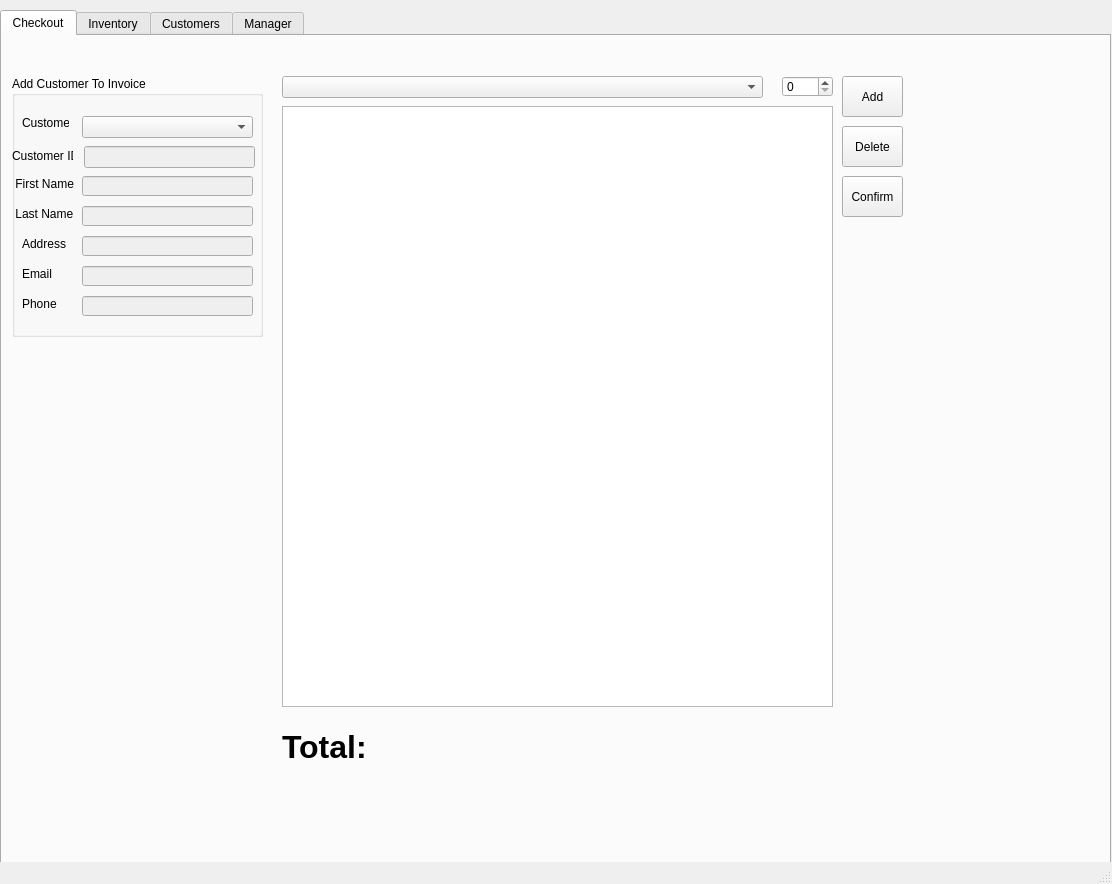
Above: easy-cheese.ui from Crunchymcbones/Demo-store before the change. Below: the same form after it.
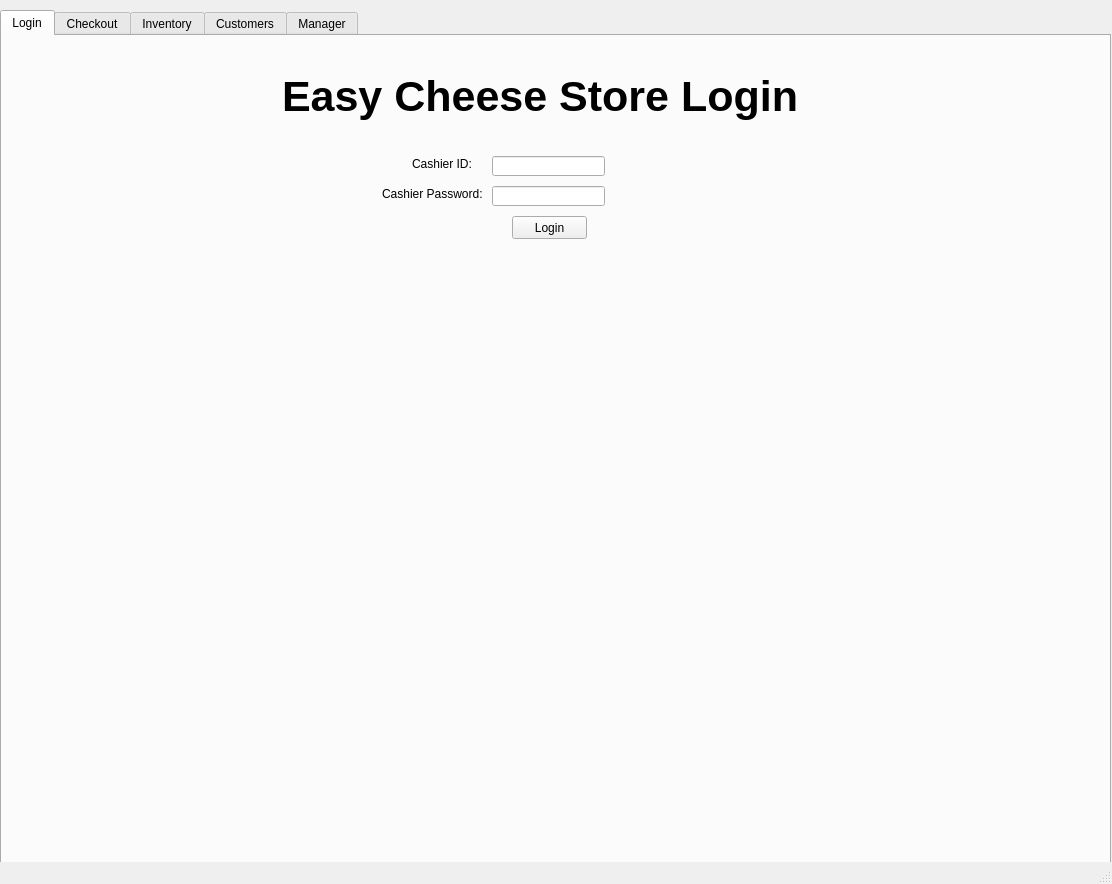
That is the form after the change.

Commit message: Added a login menu, added cashier numbers to the database, fixed views and procedures, added error handling and fixed some more minor bugs

The edit to the form file:
```diff
--- a/easy-cheese.ui
+++ b/easy-cheese.ui
@@ -15,6 +15,9 @@
   </property>
   <widget class="QWidget" name="centralwidget">
    <widget class="QTabWidget" name="tabWidget">
+    <property name="enabled">
+     <bool>true</bool>
+    </property>
     <property name="geometry">
      <rect>
       <x>0</x>
@@ -26,6 +29,103 @@
     <property name="currentIndex">
      <number>0</number>
     </property>
+    <widget class="QWidget" name="tab_6">
+     <attribute name="title">
+      <string>Login</string>
+     </attribute>
+     <widget class="QLabel" name="label_34">
+      <property name="geometry">
+       <rect>
+        <x>280</x>
+        <y>20</y>
+        <width>541</width>
+        <height>81</height>
+       </rect>
+      </property>
+      <property name="font">
+       <font>
+        <pointsize>32</pointsize>
+        <weight>75</weight>
+        <bold>true</bold>
+       </font>
+      </property>
+      <property name="text">
+       <string>Easy Cheese Store Login</string>
+      </property>
+     </widget>
+     <widget class="QLabel" name="label_35">
+      <property name="geometry">
+       <rect>
+        <x>410</x>
+        <y>120</y>
+        <width>71</width>
+        <height>16</height>
+       </rect>
+      </property>
+      <property name="text">
+       <string>Cashier ID:</string>
+      </property>
+     </widget>
+     <widget class="QLineEdit" name="cashPass">
+      <property name="geometry">
+       <rect>
+        <x>490</x>
+        <y>150</y>
+        <width>113</width>
+        <height>20</height>
+       </rect>
+      </property>
+     </widget>
+     <widget class="QLabel" name="cashLoginFeedback">
+      <property name="geometry">
+       <rect>
+        <x>376</x>
+        <y>210</y>
+        <width>231</width>
+        <height>20</height>
+       </rect>
+      </property>
+      <property name="text">
+       <string/>
+      </property>
+     </widget>
+     <widget class="QPushButton" name="cashLoginBtn">
+      <property name="geometry">
+       <rect>
+        <x>510</x>
+        <y>180</y>
+        <width>75</width>
+        <height>23</height>
+       </rect>
+      </property>
+      <property name="text">
+       <string>Login</string>
+      </property>
+     </widget>
+     <widget class="QLineEdit" name="cashId">
+      <property name="geometry">
+       <rect>
+        <x>490</x>
+        <y>120</y>
+        <width>113</width>
+        <height>20</height>
+       </rect>
+      </property>
+     </widget>
+     <widget class="QLabel" name="label_36">
+      <property name="geometry">
+       <rect>
+        <x>380</x>
+        <y>150</y>
+        <width>111</width>
+        <height>16</height>
+       </rect>
+      </property>
+      <property name="text">
+       <string>Cashier Password:</string>
+      </property>
+     </widget>
+    </widget>
     <widget class="QWidget" name="tab">
      <attribute name="title">
       <string>Checkout</string>
```
Left out of the diff: 20 changed lines with no effect on the pictures. The commit also changes 3 other files.
